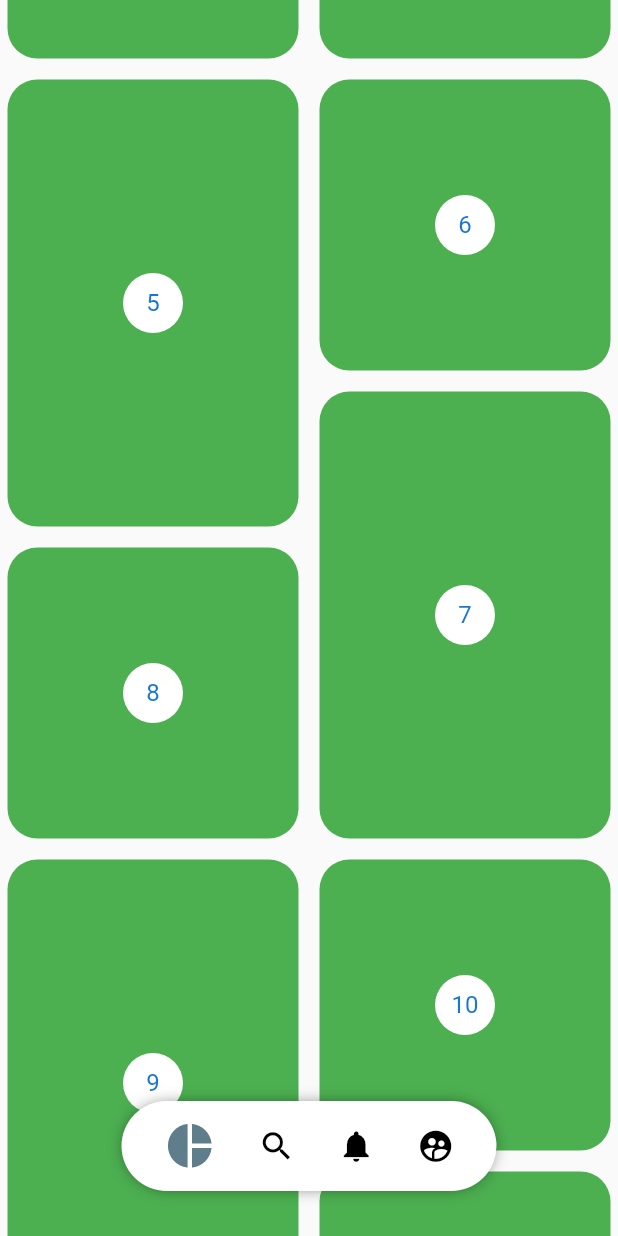
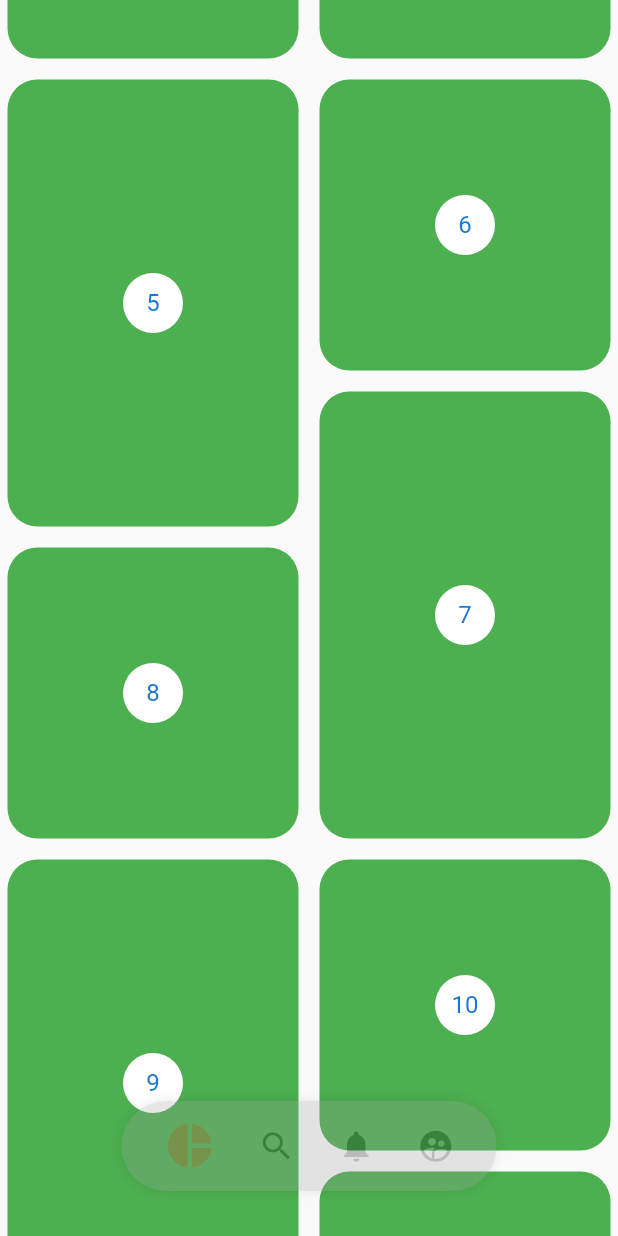
Before and after one commit to RicardReyesF/PinterestMenu, a Flutter app: the screen it shows after launch, scrolled down 576 dp, on a phone screen of 412 x 824 dp. Run offline on Flutter 3.47's test engine with Material 2 defaults, Android fonts, the phone set to English and light mode, and no system bars.

```diff
--- a/lib/main.dart
+++ b/lib/main.dart
@@ -1,5 +1,3 @@
-import 'package:flutter/material.dart';
-
 import 'package:flutter/material.dart';
 import 'package:pinterest_menu/src/pages/home_page.dart';
 
--- a/lib/src/pages/home_page.dart
+++ b/lib/src/pages/home_page.dart
@@ -1,6 +1,7 @@
 import 'package:flutter/material.dart';
 import 'package:flutter_staggered_grid_view/flutter_staggered_grid_view.dart';
 import 'package:pinterest_menu/src/widgets/pinterest_menu_widget.dart';
+import 'package:provider/provider.dart';
 
 class MenuPage extends StatefulWidget {
   const MenuPage({Key key}) : super(key: key);
@@ -13,7 +14,9 @@ class _MenuPageState extends State<MenuPage> {
   @override
   Widget build(BuildContext context) {
 
-    return Scaffold(
+    return ChangeNotifierProvider(
+      create: (_) => new _MenuScrollP(),
+      child: Scaffold(
         body: Stack(
           children: [
           PinterestGrid(),
@@ -22,6 +25,7 @@ class _MenuPageState extends State<MenuPage> {
       )
         //PinterestMenuWidget()
         //PinterestGrid()
+      ),
     );
   }
 
@@ -32,12 +36,20 @@ class _MenuScroll extends StatelessWidget {
   @override
   Widget build(BuildContext context) {
     final widthPagina = MediaQuery.of(context).size.width;
+    final mostrar=Provider.of<_MenuScrollP>(context).mostrar;
     return Positioned(
       bottom: 30,
       child: Container(
         width: widthPagina,
         child: Align(
-          child: PinterestMenuWidget()
+          child: PinterestMenuWidget(mostrar: mostrar,background: Colors.grey,activo: Colors.red,desactivado: Colors.black,
+          items: [
+              PinteresButton(icon: Icons.pie_chart,onPressed: (){print("pie_chart"); }),
+              PinteresButton(icon: Icons.search,onPressed: (){print("search"); }),
+              PinteresButton(icon: Icons.notifications,onPressed: (){print("notificatios"); }),
+              PinteresButton(icon: Icons.supervised_user_circle,onPressed: (){print("supervised_user_circle"); })
+            ],
+          )
         ),
       )
     );
@@ -45,15 +57,43 @@ class _MenuScroll extends StatelessWidget {
 }
 
 
-class PinterestGrid extends StatelessWidget {
-  const PinterestGrid({Key key}) : super(key: key);
+class PinterestGrid extends StatefulWidget {
+
+
+  @override
+  _PinterestGridState createState() => _PinterestGridState();
+}
+
+class _PinterestGridState extends State<PinterestGrid> {
+
+    final List<int> item = List.generate(200, (i) => i);
+    final ScrollController controllerPage = new ScrollController();
+    double controllerAnterior = 0;
+
+    @override
+  void initState() {
+    super.initState();
+    controllerPage.addListener(() {
+        if(controllerPage.offset > controllerAnterior){
+          Provider.of<_MenuScrollP>(context,listen: false).mostrar = false;
+        }else{
+          Provider.of<_MenuScrollP>(context,listen: false).mostrar = true;
+        }
+        controllerAnterior = controllerPage.offset;
+    });
+
+  }
+
+  @override
+  void dispose() {
+    controllerPage.dispose();
+    super.dispose();
+  }
 
   @override
   Widget build(BuildContext context) {
-
-    final List<int> item = List.generate(200, (i) => i);
-
     return  StaggeredGridView.countBuilder(
+        controller: controllerPage,
         crossAxisCount: 4,
         itemCount: item.length,
         itemBuilder: (BuildContext context, int index)=> _PinterestItem(index),
@@ -88,3 +128,20 @@ class _PinterestItem extends StatelessWidget {
     );
   }
 }
+
+
+
+class _MenuScrollP with ChangeNotifier{
+
+  bool _mostrar = true;
+
+  bool get mostrar => this._mostrar;
+
+  set mostrar (bool valor){
+    this._mostrar = valor;
+    notifyListeners();
+  }
+
+
+
+}
--- a/lib/src/widgets/pinterest_menu_widget.dart
+++ b/lib/src/widgets/pinterest_menu_widget.dart
@@ -16,6 +16,18 @@ class PinteresButton{
 
 class PinterestMenuWidget extends StatelessWidget {
 
+  final bool mostrar;
+  final Color background;
+  final Color activo;
+  final Color desactivado;
+
+   PinterestMenuWidget({
+     this.mostrar = true,
+     this.background = Colors.white,
+     this.activo = Colors.blueGrey,
+     this.desactivado = Colors.black,
+    });
+
   final List<PinteresButton> items = [
     PinteresButton(icon: Icons.pie_chart,onPressed: (){print("pie_chart"); }),
     PinteresButton(icon: Icons.search,onPressed: (){print("search"); }),
@@ -29,11 +41,23 @@ class PinterestMenuWidget extends StatelessWidget {
 
 
     return ChangeNotifierProvider(
-        create: (_) => _MenuModel(),
-        child: _PinterestButtonBackground(
-          child: _MenuItem( items )
+      create: (_) => _MenuModel(),
+        child: AnimatedOpacity(
+          opacity: (mostrar) ? 1 : 0,
+          duration: Duration(milliseconds: 400),
+          child: Builder(
+            builder: (BuildContext context){
+
+              Provider.of<_MenuModel>(context).background=background;
+              Provider.of<_MenuModel>(context).activeC=activo;
+              Provider.of<_MenuModel>(context).inactiveC=desactivado;
+              return  _PinterestButtonBackground(
+              child: _MenuItem( items )
+            );
+          }
         ),
-      );
+      ),
+    );
   }
 }
 
@@ -45,12 +69,13 @@ class _PinterestButtonBackground extends StatelessWidget {
 
   @override
   Widget build(BuildContext context) {
+    final background = Provider.of<_MenuModel>(context).backgroundC;
     return Container(
       child: child,
       width: 250,
       height: 60,
       decoration: BoxDecoration(
-        color: Colors.white,
+        color: background,
         borderRadius: BorderRadius.all(Radius.circular(100)),
         boxShadow: <BoxShadow> [
           BoxShadow(
@@ -94,6 +119,8 @@ class _PinterestM extends StatelessWidget {
   @override
   Widget build(BuildContext context) {
     final intemSeleccionado = Provider.of<_MenuModel>(context).itemSeleccionado;
+    final colorActive = Provider.of<_MenuModel>(context).activeC;
+    final colorInactive = Provider.of<_MenuModel>(context).inactiveC;
 
 
     return GestureDetector(
@@ -104,7 +131,7 @@ class _PinterestM extends StatelessWidget {
       child: Container(
         child: Icon(item.icon,
           size: (intemSeleccionado == index ) ? 35 : 25,
-          color: (intemSeleccionado == index ) ? Colors.blueGrey : Colors.black,
+          color: (intemSeleccionado == index ) ? colorActive : colorInactive,
         ),
       ),
     );
@@ -116,10 +143,31 @@ class _MenuModel with ChangeNotifier{
 
 int _itemSeleccionado =  0;
 
+Color background    = Colors.white;
+Color activeColor   = Colors.black;
+Color inactiveColor = Colors.blueGrey;
+
 int get itemSeleccionado => this._itemSeleccionado;
 
 set itemSeleccionado (int index){
   this._itemSeleccionado = index;
   notifyListeners();
 }
+
+Color get activeC => this.activeColor;
+Color get inactiveC => this.inactiveColor;
+Color get backgroundC => this.background;
+
+set activeC (Color aC){
+  this.activeColor = aC;
 }
+set inactiveC (Color iC){
+  this.inactiveColor = iC;
+
+}
+set backgroundC (Color bC){
+  this.background = bC;
+
+}
+
+}
```
Lines whose indentation alone changed are shown as unchanged.
